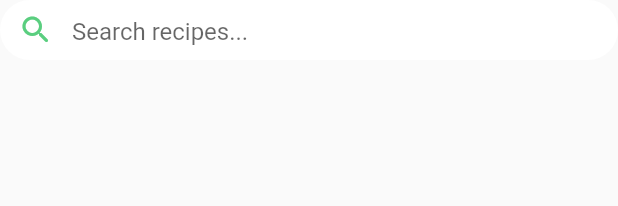
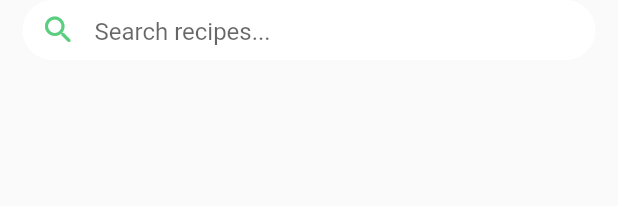
Before and after one commit to MariamElZaatari/ButlerChef, a Flutter app: the SearchBar widget shown alone on an empty page, opened directly, on a phone screen of 412 x 824 dp. Shown: the top 206 px of the screen. Run offline on Flutter 3.47's test engine with Material 2 defaults, Android fonts, the phone set to English and light mode, and no system bars; our stand-ins replace font_awesome_flutter.

Commit message:
SearchBar Widget Modified

```diff
--- a/butlerchef_frontend/lib/widgets/search_bar.dart
+++ b/butlerchef_frontend/lib/widgets/search_bar.dart
@@ -9,6 +9,7 @@ class SearchBar extends StatelessWidget {
   @override
   Widget build(BuildContext context) {
     return Container(
+      margin: const EdgeInsets.fromLTRB(15, 0, 15, 5),
       decoration: const BoxDecoration(
           color: Colors.white,
           borderRadius: BorderRadius.all(Radius.circular(20))),
```
